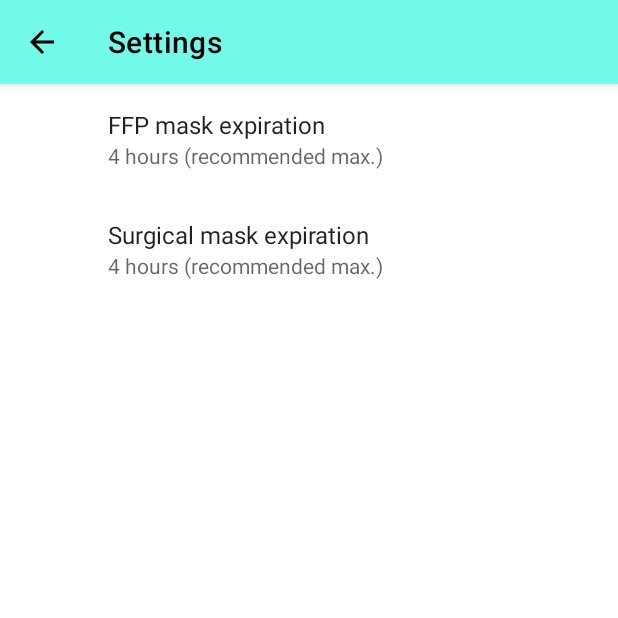
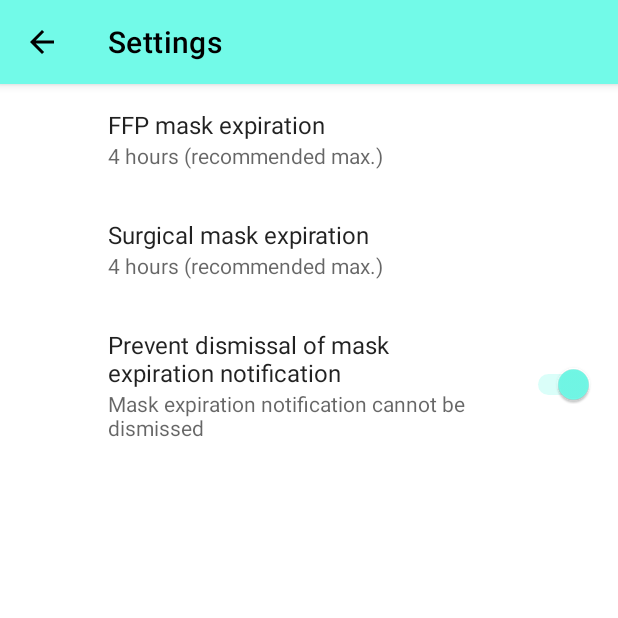
Before and after one commit to PLPeeters/MaskTimer, an Android app: the SettingsActivity screen opened directly, with no data from a screen before it, on a phone screen of 412 x 824 dp, the top half of it. Run offline under Robolectric (Android 15) with nearby library versions, the phone set to English and light mode, and no system bars; our stand-ins replace androidx.preference.

Commit message:
Add a preference to prevent the dismissal of the mask expiration notification

```diff
--- a/app/src/main/java/com/plpeeters/masktimer/Constants.kt
+++ b/app/src/main/java/com/plpeeters/masktimer/Constants.kt
@@ -11,4 +11,5 @@ const val ACTION_REPLACE = "REPLACE"
 object Preferences {
     const val SURGICAL_MASK_EXPIRATION_HOURS = "surgical_mask_expiration_hours"
     const val FFP_MASK_EXPIRATION_HOURS = "ffp_mask_expiration_hours"
+    const val PREVENT_EXPIRATION_NOTIFICATION_DISMISSAL = "prevent_expiration_notification_dismissal"
 }
--- a/app/src/main/java/com/plpeeters/masktimer/utils/Notifications.kt
+++ b/app/src/main/java/com/plpeeters/masktimer/utils/Notifications.kt
@@ -85,7 +85,13 @@ fun NotificationManager.sendMaskTimerExpiredNotification(context: Context) {
         setContentIntent(pendingIntent)
         setAutoCancel(true)
         setLocalOnly(false)
-        setOngoing(false)
+
+        if (context.getSharedPreferences().getBoolean(Preferences.PREVENT_EXPIRATION_NOTIFICATION_DISMISSAL, false)) {
+            setOngoing(true)
+        } else {
+            setOngoing(false)
+        }
+
         setSmallIcon(R.mipmap.ic_launcher_foreground_trimmed)
         setVisibility(NotificationCompat.VISIBILITY_PUBLIC)
         setContentTitle(context.resources.getString(R.string.replace_your_mask))
--- a/app/src/main/res/values-night/themes.xml
+++ b/app/src/main/res/values-night/themes.xml
@@ -16,6 +16,7 @@
         <item name="appBarIconColor">@color/black</item>
         <item name="radioButtonStyle">@style/Theme.MaskTimer.RadioButton</item>
         <item name="alertDialogTheme">@style/Theme.MaskTimer.AlertDialog.Dark</item>
+        <item name="android:colorControlActivated">@color/primary_color</item>
     </style>
 
     <style name="Theme.MaskTimer.AlertDialog.Dark" parent="Theme.MaskTimer.AlertDialog">
--- a/app/src/main/res/values/strings.xml
+++ b/app/src/main/res/values/strings.xml
@@ -64,4 +64,7 @@
 
     <string name="ffp_mask_expiration_hours">FFP mask expiration</string>
     <string name="surgical_mask_expiration_hours">Surgical mask expiration</string>
+    <string name="prevent_expiration_notification_dismissal">Prevent dismissal of mask expiration notification</string>
+    <string name="prevent_expiration_notification_dismissal_on">Mask expiration notification cannot be dismissed</string>
+    <string name="prevent_expiration_notification_dismissal_off">Mask expiration notification can be dismissed</string>
 </resources>
--- a/app/src/main/res/values/themes.xml
+++ b/app/src/main/res/values/themes.xml
@@ -17,6 +17,7 @@
         <item name="radioButtonStyle">@style/Theme.MaskTimer.RadioButton</item>
         <item name="alertDialogTheme">@style/Theme.MaskTimer.AlertDialog</item>
         <item name="android:alertDialogTheme">@style/Theme.MaskTimer.AlertDialog</item>
+        <item name="android:colorControlActivated">@color/primary_color</item>
     </style>
 
     <style name="Theme.MaskTimer.Toolbar" parent="Widget.MaterialComponents.Toolbar.Primary">
--- a/app/src/main/res/xml/root_preferences.xml
+++ b/app/src/main/res/xml/root_preferences.xml
@@ -18,4 +18,11 @@
         android:title="@string/surgical_mask_expiration_hours"
         app:useSimpleSummaryProvider="true" />
 
+    <SwitchPreference
+        android:defaultValue="true"
+        android:key="prevent_expiration_notification_dismissal"
+        android:title="@string/prevent_expiration_notification_dismissal"
+        android:summaryOn="@string/prevent_expiration_notification_dismissal_on"
+        android:summaryOff="@string/prevent_expiration_notification_dismissal_off" />
+
 </PreferenceScreen>
```
Also changed, not shown: 1 other file.
